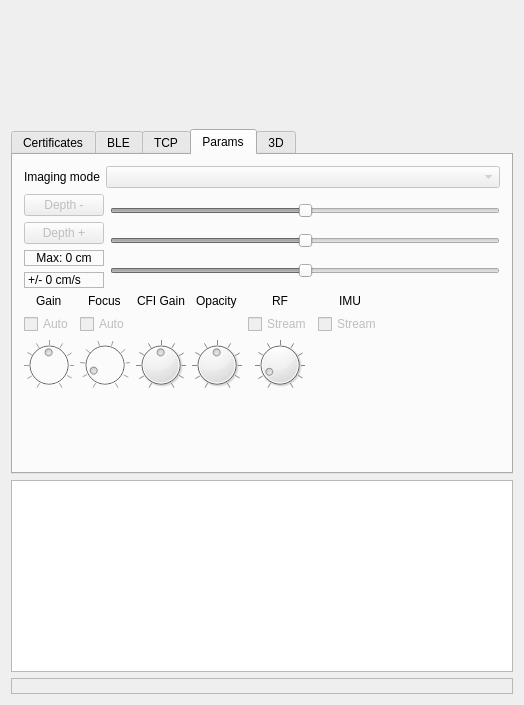
First picture: the form in examples/solum_qt/solumqt.ui, repository dev-threads/solum, before the edit.
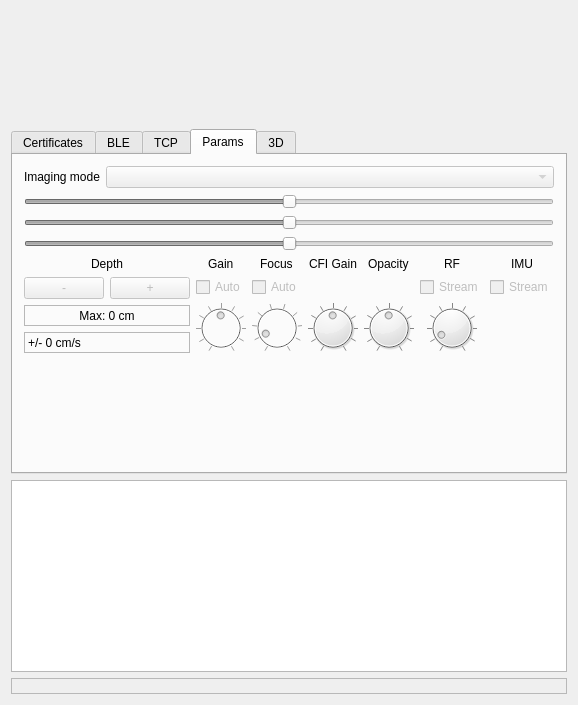
Second picture: the form after the edit. The open tabs and pages were chosen to show the change. Custom widgets are drawn as their Qt base class.

Commit message:
Qt: Params: move the depth settings into the grid
They don't fit all too bad there.

```diff
--- a/examples/solum_qt/solumqt.ui
+++ b/examples/solum_qt/solumqt.ui
@@ -546,56 +546,6 @@
         </item>
         <item>
          <layout class="QHBoxLayout" name="horizontalLayout">
-          <item>
-           <layout class="QVBoxLayout" name="verticalLayout_3">
-            <item>
-             <widget class="QPushButton" name="decdepth">
-              <property name="enabled">
-               <bool>false</bool>
-              </property>
-              <property name="text">
-               <string>Depth -</string>
-              </property>
-             </widget>
-            </item>
-            <item>
-             <widget class="QPushButton" name="incdepth">
-              <property name="enabled">
-               <bool>false</bool>
-              </property>
-              <property name="text">
-               <string>Depth +</string>
-              </property>
-             </widget>
-            </item>
-            <item>
-             <widget class="QLabel" name="maxdepth">
-              <property name="frameShape">
-               <enum>QFrame::StyledPanel</enum>
-              </property>
-              <property name="text">
-               <string>Max: 0 cm</string>
-              </property>
-              <property name="alignment">
-               <set>Qt::AlignCenter</set>
-              </property>
-             </widget>
-            </item>
-            <item>
-             <widget class="QLabel" name="velocity">
-              <property name="enabled">
-               <bool>true</bool>
-              </property>
-              <property name="frameShape">
-               <enum>QFrame::StyledPanel</enum>
-              </property>
-              <property name="text">
-               <string>+/- 0 cm/s</string>
-              </property>
-             </widget>
-            </item>
-           </layout>
-          </item>
           <item>
            <layout class="QVBoxLayout" name="verticalLayout_4">
             <item>
@@ -679,6 +629,13 @@
         </item>
         <item>
          <layout class="QGridLayout" name="_dial_layout">
+          <item row="0" column="0" alignment="Qt::AlignHCenter">
+           <widget class="QLabel" name="depth_label">
+            <property name="text">
+             <string>Depth</string>
+            </property>
+           </widget>
+          </item>
           <item row="0" column="1" alignment="Qt::AlignHCenter">
            <widget class="QLabel" name="gain_label">
             <property name="text">
@@ -721,6 +678,56 @@
             </property>
            </widget>
           </item>
+          <item row="1" column="0" rowspan="2">
+           <layout class="QGridLayout" name="_depth_layout">
+            <item row="0" column="0">
+             <widget class="QPushButton" name="decdepth">
+              <property name="enabled">
+               <bool>false</bool>
+              </property>
+              <property name="text">
+               <string>-</string>
+              </property>
+             </widget>
+            </item>
+            <item row="0" column="1">
+             <widget class="QPushButton" name="incdepth">
+              <property name="enabled">
+               <bool>false</bool>
+              </property>
+              <property name="text">
+               <string>+</string>
+              </property>
+             </widget>
+            </item>
+            <item row="1" column="0" colspan="2">
+             <widget class="QLabel" name="maxdepth">
+              <property name="frameShape">
+               <enum>QFrame::StyledPanel</enum>
+              </property>
+              <property name="text">
+               <string>Max: 0 cm</string>
+              </property>
+              <property name="alignment">
+               <set>Qt::AlignCenter</set>
+              </property>
+             </widget>
+            </item>
+            <item row="2" column="0" colspan="2">
+             <widget class="QLabel" name="velocity">
+              <property name="enabled">
+               <bool>true</bool>
+              </property>
+              <property name="frameShape">
+               <enum>QFrame::StyledPanel</enum>
+              </property>
+              <property name="text">
+               <string>+/- 0 cm/s</string>
+              </property>
+             </widget>
+            </item>
+           </layout>
+          </item>
           <item row="1" column="1" alignment="Qt::AlignHCenter">
            <widget class="QCheckBox" name="autogain">
             <property name="enabled">
@@ -919,19 +926,6 @@
             </property>
            </widget>
           </item>
-          <item row="2" column="7">
-           <spacer name="horizontalSpacer_2">
-            <property name="orientation">
-             <enum>Qt::Horizontal</enum>
-            </property>
-            <property name="sizeHint" stdset="0">
-             <size>
-              <width>40</width>
-              <height>20</height>
-             </size>
-            </property>
-           </spacer>
-          </item>
          </layout>
         </item>
         <item>
```
